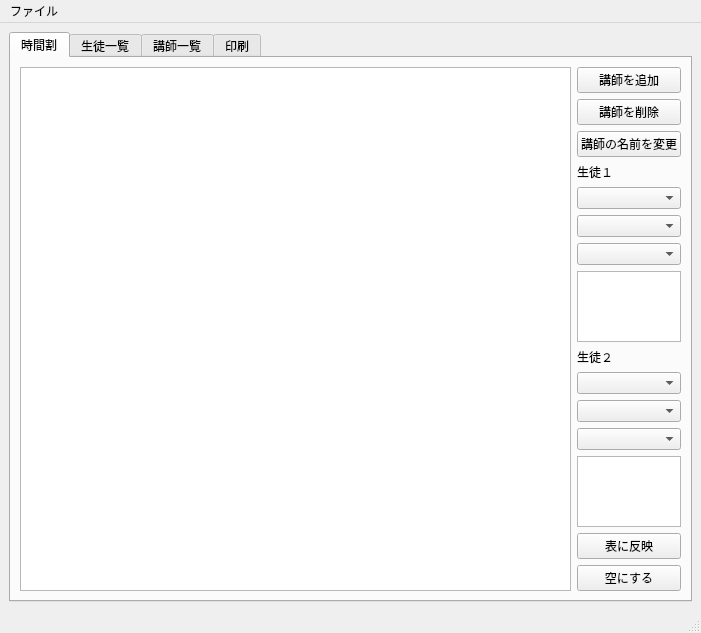
Before: the Qt Designer form mainwindow.ui in ROMEKANA/TimeTable, drawn with Qt 5.
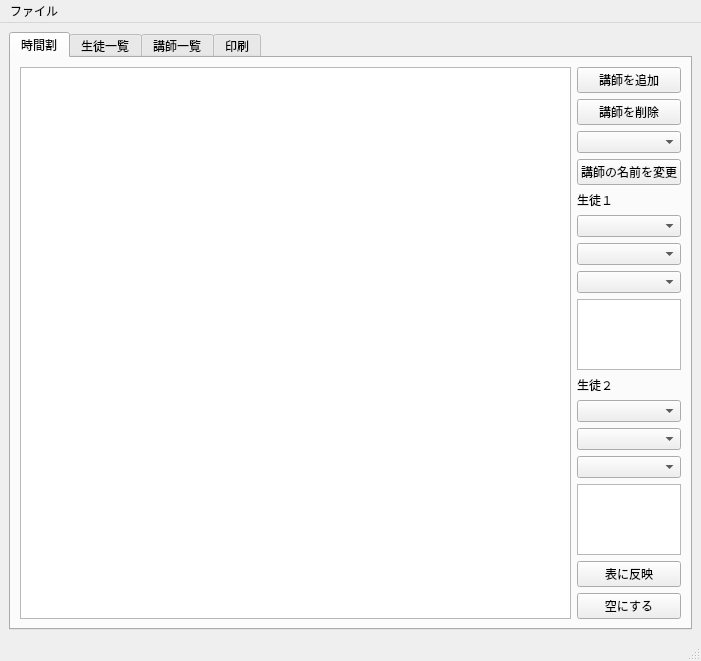
After: the same form once the commit is applied.

Commit message: 教師コンボボックスを追加し、講師名の変更処理を更新

What changed in the file:
```diff
--- a/mainwindow.ui
+++ b/mainwindow.ui
@@ -58,6 +58,9 @@
               </property>
              </widget>
             </item>
+            <item>
+             <widget class="QComboBox" name="teacherComboBox"/>
+            </item>
             <item>
              <widget class="QPushButton" name="renameTeacherColumnButton">
               <property name="text">
```
The commit also changes 1 other file.
